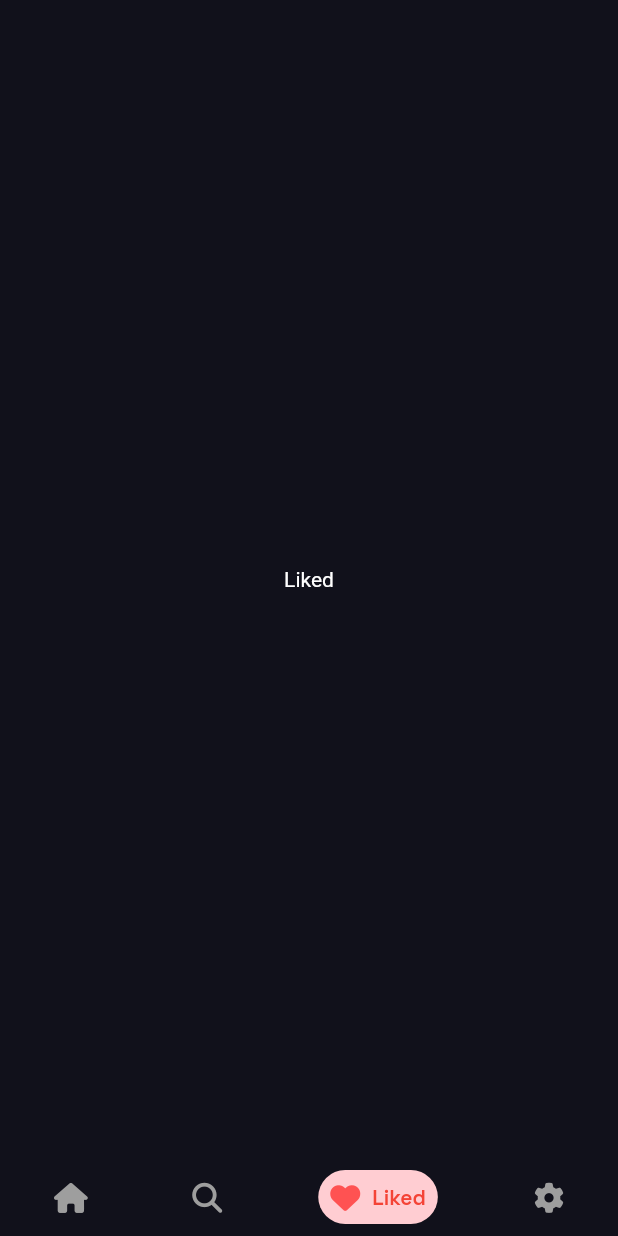
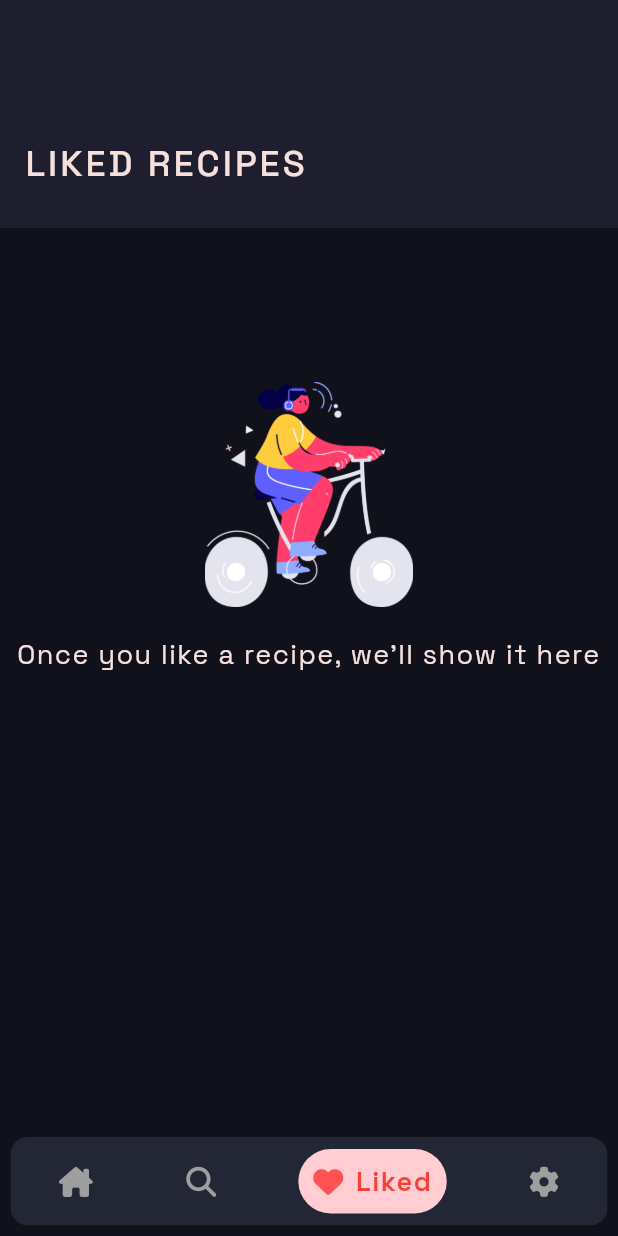
Before and after one commit to schmeekygeek/recipex-app, a Flutter app: the screen it shows after launch, swiped to page 3, on a phone screen of 412 x 824 dp. Run offline on Flutter 3.47's test engine with Material 2 defaults, Android fonts, the phone set to English and light mode, and no system bars; drawn by our look-alikes of google_nav_bar; our stand-ins replace font_awesome_flutter; network calls fail.

Commit message:
implemented liked page, improved navbar

```diff
--- a/lib/pages/bookmarks.dart
+++ /dev/null
@@ -1,12 +0,0 @@
-import 'package:flutter/material.dart';
-
-class Liked extends StatelessWidget {
-  const Liked({super.key});
-
-  @override
-  Widget build(BuildContext context) {
-    return const Center(
-      child: Text("Liked"),
-    );
-  }
-}
--- a/lib/pages/home.dart
+++ b/lib/pages/home.dart
@@ -4,7 +4,7 @@ import 'package:google_nav_bar/google_nav_bar.dart';
 import 'package:provider/provider.dart';
 
 import '../providers/meal_list_provider.dart';
-import 'bookmarks.dart';
+import 'liked.dart';
 import 'dashboard.dart';
 import 'settings.dart';
 import 'search.dart';
@@ -22,19 +22,15 @@ class _HomeState extends State<Home> {
   @override
   Widget build(BuildContext context) {
     return Scaffold(
-      bottomNavigationBar: ClipRRect(
-        borderRadius: const BorderRadius.only(
-            topLeft: Radius.circular(30), topRight: Radius.circular(30)),
+      bottomNavigationBar: Padding(
+        padding: const EdgeInsets.all(7),
+        child: ClipRRect(
+          borderRadius: BorderRadius.circular(12),
           child: GNav(
-          textStyle: const TextStyle(
-            color: Colors.white,
-            fontFamily: "SpaceGrotesk",
-          ),
+            backgroundColor: const Color(0xff232634),
             style: GnavStyle.google,
             iconSize: 20,
-          activeColor: Colors.black87,
-          tabBackgroundColor: Colors.black87,
-          padding: const EdgeInsets.all(8),
+            padding: const EdgeInsets.all(10),
             tabMargin: const EdgeInsets.all(8),
             mainAxisAlignment: MainAxisAlignment.spaceAround,
             selectedIndex: context.watch<MealListProvider>().pageIndex,
@@ -43,20 +39,23 @@ class _HomeState extends State<Home> {
               pgController.animateToPage(
                 value,
                 curve: Curves.fastLinearToSlowEaseIn,
-              duration: const Duration(milliseconds: 500),
+                duration: const Duration(
+                  milliseconds: 500,
+                ),
               );
             },
             tabs: [
               GButton(
                 iconColor: Colors.grey,
-              icon: FontAwesomeIcons.house,
+                icon: FontAwesomeIcons.houseChimney,
                 iconActiveColor: Colors.deepPurple,
                 backgroundColor: Colors.deepPurple.shade100,
                 text: "Home",
                 textStyle: const TextStyle(
                   color: Colors.deepPurple,
                   fontFamily: "SpaceGrotesk",
-                  fontWeight: FontWeight.w600),
+                  fontWeight: FontWeight.w600,
+                ),
               ),
               GButton(
                 iconColor: Colors.grey,
@@ -67,7 +66,8 @@ class _HomeState extends State<Home> {
                 textStyle: const TextStyle(
                   color: Colors.deepOrangeAccent,
                   fontFamily: "SpaceGrotesk",
-                  fontWeight: FontWeight.w600),
+                  fontWeight: FontWeight.w600,
+                ),
               ),
               GButton(
                 iconColor: Colors.grey,
@@ -78,7 +78,8 @@ class _HomeState extends State<Home> {
                 textStyle: const TextStyle(
                   color: Colors.red,
                   fontFamily: "SpaceGrotesk",
-                  fontWeight: FontWeight.w600),
+                  fontWeight: FontWeight.w600,
+                ),
               ),
               GButton(
                 iconColor: Colors.grey,
@@ -89,9 +90,11 @@ class _HomeState extends State<Home> {
                 textStyle: const TextStyle(
                   color: Colors.blueAccent,
                   fontFamily: "SpaceGrotesk",
-                  fontWeight: FontWeight.w600),
+                  fontWeight: FontWeight.w600,
+                ),
               ),
             ],
+          ),
         ),
       ),
       body: PageView(
--- /dev/null
+++ b/lib/pages/liked.dart
@@ -0,0 +1,47 @@
+import 'package:flutter/material.dart';
+import 'package:provider/provider.dart';
+import 'package:recipex_app/providers/theme_model.dart';
+
+class Liked extends StatelessWidget {
+  const Liked({super.key});
+
+  @override
+  Widget build(BuildContext context) {
+    return Scaffold(
+      body: CustomScrollView(
+        slivers: [
+          SliverAppBar.large(
+            title: Text(
+              "LIKED RECIPES",
+              style: Theme.of(context).appBarTheme.toolbarTextStyle,
+            ),
+          ),
+          SliverToBoxAdapter(
+            child: Padding(
+              padding: const EdgeInsets.all(11.0),
+              child: Column(
+                mainAxisAlignment: MainAxisAlignment.center,
+                children: [
+                  SizedBox(
+                    height: MediaQuery.of(context).size.height / 9,
+                  ),
+                  Image.asset(
+                    context.watch<ThemeModel>().isDark ?
+                    "assets/girl-cycle-dark.png" :
+                    "assets/girl-cycle-light.png",
+                    height: 150,
+                  ),
+                  const SizedBox(height: 20,),
+                  const Text(
+                    "Once you like a recipe, we'll show it here",
+                    textAlign: TextAlign.center,
+                  ),
+                ],
+              ),
+            ),
+          ),
+        ],
+      ),
+    );
+  }
+}
--- a/lib/providers/theme_model.dart
+++ b/lib/providers/theme_model.dart
@@ -3,24 +3,20 @@ import 'package:flutter/material.dart';
 class Dark {
   static const Color _base = Color(0xff1e1e2e);
   static const Color _crust = Color(0xff11111b);
-  static const Color _mantle = Color(0xff181825);
   static const Color _blue = Color(0xff89b4fa);
   static const Color _text = Color(0xfff5e0dc);
   static const Color _surface0 = Color(0xff313244);
-
 }
 
 class White {
   static const Color _base = Color(0xffeff1f5);
   static const Color _crust = Color(0xffdce0e8);
-  static const Color _mantle = Color(0xffe6e9ef);
   static const Color _blue = Color(0xff1e66f5);
   static const Color _text = Color(0xff4c4f69);
   static const Color _surface0 = Color(0xffccd0da);
 }
 
 class ThemeModel with ChangeNotifier {
-  // dark theme constants
   static ThemeData buildDarkTheme() {
     return ThemeData.dark().copyWith(
       useMaterial3: true,
@@ -46,19 +42,26 @@ class ThemeModel with ChangeNotifier {
           letterSpacing: 1,
           fontFamily: "RobotoSlab",
           color: Dark._text,
-            fontWeight: FontWeight.w100,),
+          fontWeight: FontWeight.w100,
+        ),
         headlineMedium: TextStyle(
           fontSize: 38,
           fontFamily: "Quincy",
           color: Dark._text,
         ),
         headlineSmall: TextStyle(
-          height: 1.5,
+          color: Dark._text,
+          fontFamily: "SpaceGrotesk",
+          fontSize: 17,
+          letterSpacing: 1,
+          fontWeight: FontWeight.w400,
+        ),
+        bodyMedium: TextStyle(
           color: Dark._text,
           fontFamily: "SpaceGrotesk",
           fontSize: 18,
           letterSpacing: 1,
-          fontWeight: FontWeight.bold,
+          fontWeight: FontWeight.w400,
         ),
       ),
       inputDecorationTheme: const InputDecorationTheme(
@@ -68,9 +71,9 @@ class ThemeModel with ChangeNotifier {
         border: InputBorder.none,
         fillColor: Dark._surface0,
         hintStyle: TextStyle(
-          color: White._base,
+          color: White._crust,
           fontFamily: "SpaceGrotesk",
-          fontSize: 14,
+          fontSize: 15,
           letterSpacing: 1,
           fontWeight: FontWeight.normal,
         ),
@@ -103,19 +106,26 @@ class ThemeModel with ChangeNotifier {
           letterSpacing: 1,
           fontFamily: "RobotoSlab",
           color: White._text,
-            fontWeight: FontWeight.w100),
+          fontWeight: FontWeight.w100,
+        ),
         headlineMedium: TextStyle(
           fontSize: 38,
           fontFamily: "Quincy",
           color: White._text,
         ),
         headlineSmall: TextStyle(
-          height: 1.5,
+          color: White._text,
+          fontFamily: "SpaceGrotesk",
+          fontSize: 17,
+          letterSpacing: 1,
+          fontWeight: FontWeight.w400,
+        ),
+        bodyMedium: TextStyle(
           color: White._text,
           fontFamily: "SpaceGrotesk",
           fontSize: 18,
           letterSpacing: 1,
-          fontWeight: FontWeight.bold,
+          fontWeight: FontWeight.w400,
         ),
       ),
       inputDecorationTheme: const InputDecorationTheme(
@@ -127,7 +137,7 @@ class ThemeModel with ChangeNotifier {
         hintStyle: TextStyle(
           color: Dark._base,
           fontFamily: "SpaceGrotesk",
-          fontSize: 14,
+          fontSize: 15,
           letterSpacing: 1,
           fontWeight: FontWeight.normal,
         ),
--- a/lib/shared/meal_info_sheet.dart
+++ b/lib/shared/meal_info_sheet.dart
@@ -5,7 +5,6 @@ import 'package:recipex_app/providers/theme_model.dart';
 
 import '../classes/ingredient.dart';
 import '../classes/meals.dart';
-import 'meal_list_tile.dart';
 
 class MealInfoSheet extends StatelessWidget {
   final Meals meal;
@@ -45,7 +44,7 @@ class MealInfoSheet extends StatelessWidget {
                     onError: (error, stackTrace) =>
                         Image.asset("assets/not_found.png"),
                     colorFilter: ColorFilter.mode(
-                        Colors.black.withOpacity(0.55), BlendMode.xor),
+                        Colors.white.withOpacity(0.55), BlendMode.dstATop),
                     image: NetworkImage(
                       meal.strMealThumb!,
                     ),
--- a/pubspec.yaml
+++ b/pubspec.yaml
@@ -33,7 +33,7 @@ flutter:
   uses-material-design: true
 
   assets:
-    - assets/not_found.png
+    - assets/
 
   fonts:
     - family: SpaceGrotesk
```
Also changed, not shown: lib/pages/dashboard.dart (+14 -2 lines), lib/pages/settings.dart (+40 -8 lines), lib/shared/meal_list_tile.dart (+84 -18 lines), lib/shared/search_bar.dart (+38 -25 lines), assets/girl-cycle-dark.png (added), assets/girl-cycle-light.png (added), flutter_01.png (added). Lines whose indentation alone changed are shown as unchanged.
